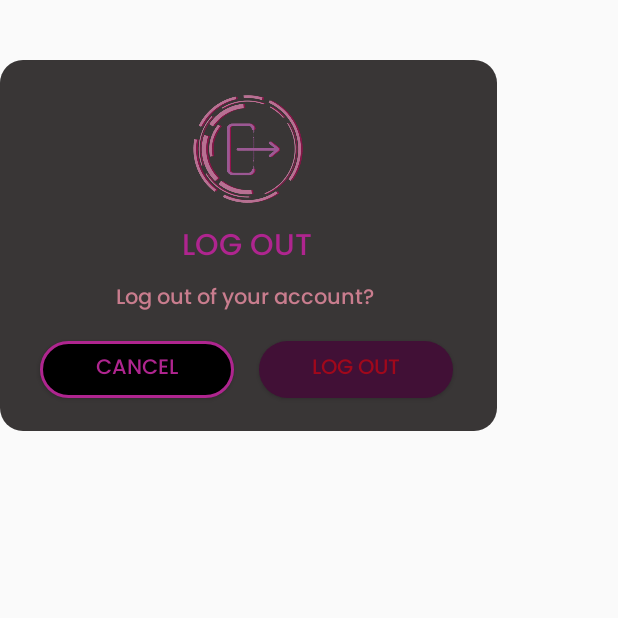
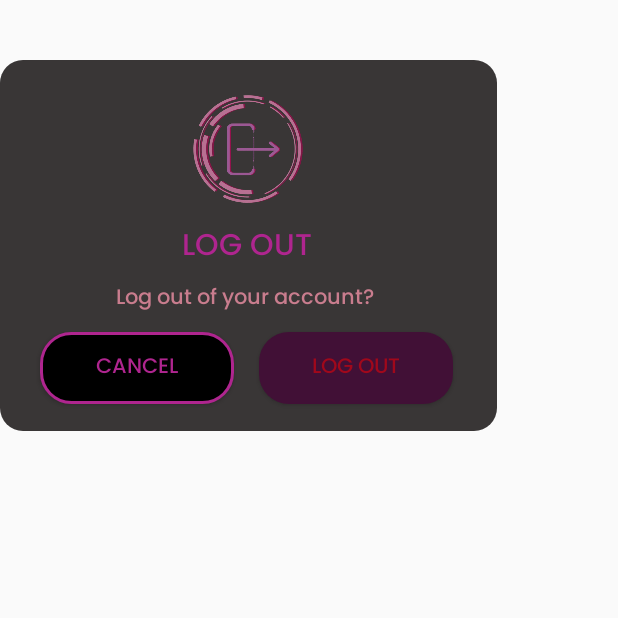
Before and after one commit to Jecchisauce/Quizora1, an Android app: the fragment Logout shown on its own in the app's theme, on a phone screen of 412 x 824 dp, the top half of it. Run offline under Robolectric (Android 15) with nearby library versions, the phone set to English and light mode, and no system bars.

Commit message:
Logout btn resize Functionality (/)

```diff
--- a/Quizora/app/src/main/res/layout/fragment_logout.xml
+++ b/Quizora/app/src/main/res/layout/fragment_logout.xml
@@ -54,37 +54,37 @@
             android:src="@drawable/log_out" />
 
         <Button
+            android:id="@+id/btnlogout"
+            android:layout_width="129dp"
+            android:layout_height="48dp"
+            android:layout_alignParentEnd="true"
+            android:layout_alignParentBottom="true"
+            android:layout_centerHorizontal="true"
+            android:layout_marginStart="25dp"
+            android:layout_marginTop="266dp"
+            android:layout_marginEnd="29dp"
+            android:layout_marginBottom="18dp"
+            android:background="@drawable/border"
+            android:fontFamily="@font/poppins_medium"
+            android:text="LOG OUT"
+            android:textColor="#80FF0000" />
+
+        <Button
             android:id="@+id/btncancel2"
             android:layout_width="129dp"
-            android:layout_height="38dp"
+            android:layout_height="48dp"
             android:layout_alignParentEnd="true"
             android:layout_alignParentBottom="true"
             android:layout_centerHorizontal="true"
             android:layout_marginStart="25dp"
             android:layout_marginTop="266dp"
             android:layout_marginEnd="175dp"
-            android:layout_marginBottom="22dp"
+            android:layout_marginBottom="18dp"
             android:background="@drawable/create"
             android:fontFamily="@font/poppins_medium"
             android:text="CANCEL"
             android:textColor="#AF258F" />
 
-        <Button
-            android:id="@+id/btnlogout"
-            android:layout_width="129dp"
-            android:layout_height="38dp"
-            android:layout_alignParentEnd="true"
-            android:layout_alignParentBottom="true"
-            android:layout_centerHorizontal="true"
-            android:layout_marginStart="25dp"
-            android:layout_marginTop="266dp"
-            android:layout_marginEnd="29dp"
-            android:layout_marginBottom="22dp"
-            android:background="@drawable/border"
-            android:fontFamily="@font/poppins_medium"
-            android:text="LOG OUT"
-            android:textColor="#80FF0000" />
-
     </RelativeLayout>
 
 </FrameLayout>
```
